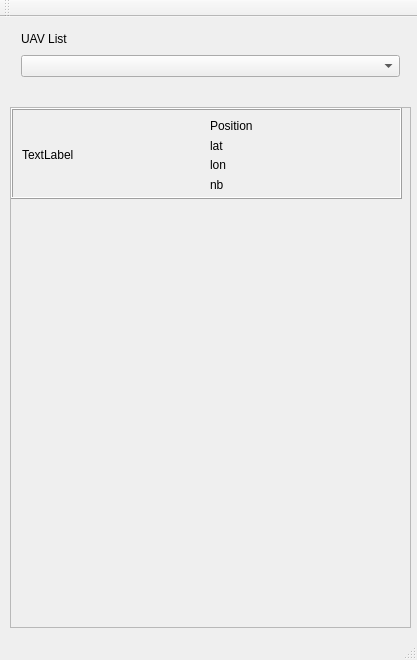
This is sw/ground_segment/python/mark_tracker/ui/mainwindow.ui in yannickj/paparazzi as Qt 5 draws it before an edit. The edited form follows.
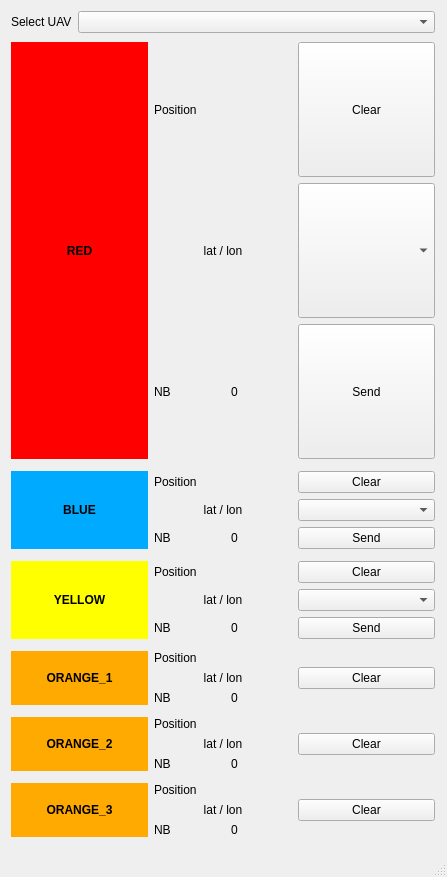
This is the edited form.

Commit message: improve hmi with color

Diff of the .ui file:
```diff
--- a/sw/ground_segment/python/mark_tracker/ui/mainwindow.ui
+++ b/sw/ground_segment/python/mark_tracker/ui/mainwindow.ui
@@ -2,14 +2,23 @@
 <ui version="4.0">
  <class>MainWindow</class>
  <widget class="QMainWindow" name="MainWindow">
+  <property name="enabled">
+   <bool>true</bool>
+  </property>
   <property name="geometry">
    <rect>
     <x>0</x>
     <y>0</y>
-    <width>417</width>
-    <height>660</height>
+    <width>447</width>
+    <height>877</height>
    </rect>
   </property>
+  <property name="sizePolicy">
+   <sizepolicy hsizetype="Fixed" vsizetype="Fixed">
+    <horstretch>0</horstretch>
+    <verstretch>0</verstretch>
+   </sizepolicy>
+  </property>
   <property name="windowTitle">
    <string>MarkTracker</string>
   </property>
@@ -17,135 +26,1021 @@
    <widget class="QWidget" name="verticalLayoutWidget">
     <property name="geometry">
      <rect>
-      <x>10</x>
+      <x>0</x>
       <y>0</y>
-      <width>401</width>
-      <height>71</height>
+      <width>446</width>
+      <height>851</height>
      </rect>
     </property>
     <layout class="QVBoxLayout" name="verticalLayout">
      <item>
-      <widget class="QLabel" name="label">
-       <property name="text">
-        <string>UAV List</string>
+      <layout class="QHBoxLayout" name="horizontalLayout_8">
+       <property name="sizeConstraint">
+        <enum>QLayout::SetDefaultConstraint</enum>
        </property>
-      </widget>
+       <item>
+        <widget class="QLabel" name="label_19">
+         <property name="sizePolicy">
+          <sizepolicy hsizetype="Fixed" vsizetype="Fixed">
+           <horstretch>0</horstretch>
+           <verstretch>0</verstretch>
+          </sizepolicy>
+         </property>
+         <property name="text">
+          <string>Select UAV</string>
+         </property>
+        </widget>
+       </item>
+       <item>
+        <widget class="QComboBox" name="combo_uav">
+         <property name="sizePolicy">
+          <sizepolicy hsizetype="Preferred" vsizetype="Fixed">
+           <horstretch>0</horstretch>
+           <verstretch>0</verstretch>
+          </sizepolicy>
+         </property>
+        </widget>
+       </item>
+      </layout>
      </item>
      <item>
-      <widget class="QComboBox" name="comboBox"/>
+      <layout class="QHBoxLayout" name="horizontalLayout_4">
+       <property name="topMargin">
+        <number>3</number>
+       </property>
+       <property name="bottomMargin">
+        <number>3</number>
+       </property>
+       <item>
+        <widget class="QLabel" name="label_3">
+         <property name="palette">
+          <palette>
+           <active>
+            <colorrole role="Base">
+             <brush brushstyle="SolidPattern">
+              <color alpha="255">
+               <red>252</red>
+               <green>252</green>
+               <blue>252</blue>
+              </color>
+             </brush>
+            </colorrole>
+            <colorrole role="Window">
+             <brush brushstyle="SolidPattern">
+              <color alpha="255">
+               <red>255</red>
+               <green>0</green>
+               <blue>0</blue>
+              </color>
+             </brush>
+            </colorrole>
+           </active>
+           <inactive>
+            <colorrole role="Base">
+             <brush brushstyle="SolidPattern">
+              <color alpha="255">
+               <red>252</red>
+               <green>252</green>
+               <blue>252</blue>
+              </color>
+             </brush>
+            </colorrole>
+            <colorrole role="Window">
+             <brush brushstyle="SolidPattern">
+              <color alpha="255">
+               <red>255</red>
+               <green>0</green>
+               <blue>0</blue>
+              </color>
+             </brush>
+            </colorrole>
+           </inactive>
+           <disabled>
+            <colorrole role="Base">
+             <brush brushstyle="SolidPattern">
+              <color alpha="255">
+               <red>255</red>
+               <green>0</green>
+               <blue>0</blue>
+              </color>
+             </brush>
+            </colorrole>
+            <colorrole role="Window">
+             <brush brushstyle="SolidPattern">
+              <color alpha="255">
+               <red>255</red>
+               <green>0</green>
+               <blue>0</blue>
+              </color>
+             </brush>
+            </colorrole>
+           </disabled>
+          </palette>
+         </property>
+         <property name="font">
+          <font>
+           <weight>75</weight>
+           <bold>true</bold>
+          </font>
+         </property>
+         <property name="autoFillBackground">
+          <bool>true</bool>
+         </property>
+         <property name="text">
+          <string>RED</string>
+         </property>
+         <property name="alignment">
+          <set>Qt::AlignCenter</set>
+         </property>
+        </widget>
+       </item>
+       <item>
+        <layout class="QVBoxLayout" name="verticalLayout_4">
+         <item>
+          <widget class="QLabel" name="label_5">
+           <property name="sizePolicy">
+            <sizepolicy hsizetype="Preferred" vsizetype="Preferred">
+             <horstretch>0</horstretch>
+             <verstretch>0</verstretch>
+            </sizepolicy>
+           </property>
+           <property name="text">
+            <string>Position</string>
+           </property>
+          </widget>
+         </item>
+         <item>
+          <widget class="QLabel" name="pos_red">
+           <property name="text">
+            <string>lat / lon</string>
+           </property>
+           <property name="alignment">
+            <set>Qt::AlignCenter</set>
+           </property>
+          </widget>
+         </item>
+         <item>
+          <layout class="QHBoxLayout" name="horizontalLayout_9">
+           <item>
+            <widget class="QLabel" name="label_6">
+             <property name="sizePolicy">
+              <sizepolicy hsizetype="Maximum" vsizetype="Preferred">
+               <horstretch>0</horstretch>
+               <verstretch>0</verstretch>
+              </sizepolicy>
+             </property>
+             <property name="text">
+              <string>NB</string>
+             </property>
+            </widget>
+           </item>
+           <item>
+            <widget class="QLabel" name="nb_red">
+             <property name="text">
+              <string>0</string>
+             </property>
+             <property name="alignment">
+              <set>Qt::AlignCenter</set>
+             </property>
+            </widget>
+           </item>
+          </layout>
+         </item>
+        </layout>
+       </item>
+       <item>
+        <layout class="QVBoxLayout" name="verticalLayout_5">
+         <item>
+          <widget class="QPushButton" name="clear_red">
+           <property name="sizePolicy">
+            <sizepolicy hsizetype="Minimum" vsizetype="Preferred">
+             <horstretch>0</horstretch>
+             <verstretch>0</verstretch>
+            </sizepolicy>
+           </property>
+           <property name="text">
+            <string>Clear</string>
+           </property>
+          </widget>
+         </item>
+         <item>
+          <widget class="QComboBox" name="combo_wp_red">
+           <property name="sizePolicy">
+            <sizepolicy hsizetype="Preferred" vsizetype="Preferred">
+             <horstretch>0</horstretch>
+             <verstretch>0</verstretch>
+            </sizepolicy>
+           </property>
+          </widget>
+         </item>
+         <item>
+          <widget class="QPushButton" name="send_red">
+           <property name="sizePolicy">
+            <sizepolicy hsizetype="Minimum" vsizetype="Preferred">
+             <horstretch>0</horstretch>
+             <verstretch>0</verstretch>
+            </sizepolicy>
+           </property>
+           <property name="text">
+            <string>Send</string>
+           </property>
+          </widget>
+         </item>
+        </layout>
+       </item>
+      </layout>
+     </item>
+     <item>
+      <layout class="QHBoxLayout" name="horizontalLayout">
+       <property name="sizeConstraint">
+        <enum>QLayout::SetDefaultConstraint</enum>
+       </property>
+       <property name="topMargin">
+        <number>3</number>
+       </property>
+       <property name="bottomMargin">
+        <number>3</number>
+       </property>
+       <item>
+        <widget class="QLabel" name="label">
+         <property name="sizePolicy">
+          <sizepolicy hsizetype="Preferred" vsizetype="Preferred">
+           <horstretch>0</horstretch>
+           <verstretch>0</verstretch>
+          </sizepolicy>
+         </property>
+         <property name="palette">
+          <palette>
+           <active>
+            <colorrole role="Base">
+             <brush brushstyle="SolidPattern">
+              <color alpha="255">
+               <red>252</red>
+               <green>252</green>
+               <blue>252</blue>
+              </color>
+             </brush>
+            </colorrole>
+            <colorrole role="Window">
+             <brush brushstyle="SolidPattern">
+              <color alpha="255">
+               <red>0</red>
+               <green>170</green>
+               <blue>255</blue>
+              </color>
+             </brush>
+            </colorrole>
+           </active>
+           <inactive>
+            <colorrole role="Base">
+             <brush brushstyle="SolidPattern">
+              <color alpha="255">
+               <red>252</red>
+               <green>252</green>
+               <blue>252</blue>
+              </color>
+             </brush>
+            </colorrole>
+            <colorrole role="Window">
+             <brush brushstyle="SolidPattern">
+              <color alpha="255">
+               <red>0</red>
+               <green>170</green>
+               <blue>255</blue>
+              </color>
+             </brush>
+            </colorrole>
+           </inactive>
+           <disabled>
+            <colorrole role="Base">
+             <brush brushstyle="SolidPattern">
+              <color alpha="255">
+               <red>0</red>
+               <green>170</green>
+               <blue>255</blue>
+              </color>
+             </brush>
+            </colorrole>
+            <colorrole role="Window">
+             <brush brushstyle="SolidPattern">
+              <color alpha="255">
+               <red>0</red>
+               <green>170</green>
+               <blue>255</blue>
+              </color>
+             </brush>
+            </colorrole>
+           </disabled>
+          </palette>
+         </property>
+         <property name="font">
+          <font>
+           <weight>75</weight>
+           <bold>true</bold>
+          </font>
+         </property>
+         <property name="autoFillBackground">
+          <bool>true</bool>
+         </property>
+         <property name="text">
+          <string>BLUE</string>
+         </property>
+         <property name="alignment">
+          <set>Qt::AlignCenter</set>
+         </property>
+        </widget>
+       </item>
+       <item>
+        <layout class="QVBoxLayout" name="verticalLayout_2">
+         <item>
+          <widget class="QLabel" name="label_2">
+           <property name="text">
+            <string>Position</string>
+           </property>
+          </widget>
+         </item>
+         <item>
+          <widget class="QLabel" name="pos_blue">
+           <property name="text">
+            <string>lat / lon</string>
+           </property>
+           <property name="alignment">
+            <set>Qt::AlignCenter</set>
+           </property>
+          </widget>
+         </item>
+         <item>
+          <layout class="QHBoxLayout" name="horizontalLayout_7">
+           <item>
+            <widget class="QLabel" name="label_4">
+             <property name="sizePolicy">
+              <sizepolicy hsizetype="Maximum" vsizetype="Preferred">
+               <horstretch>0</horstretch>
+               <verstretch>0</verstretch>
+              </sizepolicy>
+             </property>
+             <property name="text">
+              <string>NB</string>
+             </property>
+            </widget>
+           </item>
+           <item>
+            <widget class="QLabel" name="nb_blue">
+             <property name="text">
+              <string>0</string>
+             </property>
+             <property name="alignment">
+              <set>Qt::AlignCenter</set>
+             </property>
+            </widget>
+           </item>
+          </layout>
+         </item>
+        </layout>
+       </item>
+       <item>
+        <layout class="QVBoxLayout" name="verticalLayout_3">
+         <item>
+          <widget class="QPushButton" name="clear_blue">
+           <property name="text">
+            <string>Clear</string>
+           </property>
+          </widget>
+         </item>
+         <item>
+          <widget class="QComboBox" name="combo_wp_blue"/>
+         </item>
+         <item>
+          <widget class="QPushButton" name="send_blue">
+           <property name="text">
+            <string>Send</string>
+           </property>
+          </widget>
+         </item>
+        </layout>
+       </item>
+      </layout>
+     </item>
+     <item>
+      <layout class="QHBoxLayout" name="horizontalLayout_2">
+       <property name="topMargin">
+        <number>3</number>
+       </property>
+       <property name="bottomMargin">
+        <number>3</number>
+       </property>
+       <item>
+        <widget class="QLabel" name="label_7">
+         <property name="palette">
+          <palette>
+           <active>
+            <colorrole role="Base">
+             <brush brushstyle="SolidPattern">
+              <color alpha="255">
+               <red>252</red>
+               <green>252</green>
+               <blue>252</blue>
+              </color>
+             </brush>
+            </colorrole>
+            <colorrole role="Window">
+             <brush brushstyle="SolidPattern">
+              <color alpha="255">
+               <red>255</red>
+               <green>255</green>
+               <blue>0</blue>
+              </color>
+             </brush>
+            </colorrole>
+           </active>
+           <inactive>
+            <colorrole role="Base">
+             <brush brushstyle="SolidPattern">
+              <color alpha="255">
+               <red>252</red>
+               <green>252</green>
+               <blue>252</blue>
+              </color>
+             </brush>
+            </colorrole>
+            <colorrole role="Window">
+             <brush brushstyle="SolidPattern">
+              <color alpha="255">
+               <red>255</red>
+               <green>255</green>
+               <blue>0</blue>
+              </color>
+             </brush>
+            </colorrole>
+           </inactive>
+           <disabled>
+            <colorrole role="Base">
+             <brush brushstyle="SolidPattern">
+              <color alpha="255">
+               <red>255</red>
+               <green>255</green>
+               <blue>0</blue>
+              </color>
+             </brush>
+            </colorrole>
+            <colorrole role="Window">
+             <brush brushstyle="SolidPattern">
+              <color alpha="255">
+               <red>255</red>
+               <green>255</green>
+               <blue>0</blue>
+              </color>
+             </brush>
+            </colorrole>
+           </disabled>
+          </palette>
+         </property>
+         <property name="font">
+          <font>
+           <weight>75</weight>
+           <bold>true</bold>
+          </font>
+         </property>
+         <property name="autoFillBackground">
+          <bool>true</bool>
+         </property>
+         <property name="text">
+          <string>YELLOW</string>
+         </property>
+         <property name="alignment">
+          <set>Qt::AlignCenter</set>
+         </property>
+        </widget>
+       </item>
+       <item>
+        <layout class="QVBoxLayout" name="verticalLayout_6">
+         <item>
+          <widget class="QLabel" name="label_8">
+           <property name="text">
+            <string>Position</string>
+           </property>
+          </widget>
+         </item>
+         <item>
+          <widget class="QLabel" name="pos_yellow">
+           <property name="text">
+            <string>lat / lon</string>
+           </property>
+           <property name="alignment">
+            <set>Qt::AlignCenter</set>
+           </property>
+          </widget>
+         </item>
+         <item>
+          <layout class="QHBoxLayout" name="horizontalLayout_10">
+           <item>
+            <widget class="QLabel" name="label_9">
+             <property name="sizePolicy">
+              <sizepolicy hsizetype="Maximum" vsizetype="Preferred">
+               <horstretch>0</horstretch>
+               <verstretch>0</verstretch>
+              </sizepolicy>
+             </property>
+             <property name="text">
+              <string>NB</string>
+             </property>
+            </widget>
+           </item>
+           <item>
+            <widget class="QLabel" name="nb_yellow">
+             <property name="text">
+              <string>0</string>
+             </property>
+             <property name="alignment">
+              <set>Qt::AlignCenter</set>
+             </property>
+            </widget>
+           </item>
+          </layout>
+         </item>
+        </layout>
+       </item>
+       <item>
+        <layout class="QVBoxLayout" name="verticalLayout_7">
+         <item>
+          <widget class="QPushButton" name="clear_yellow">
+           <property name="text">
+            <string>Clear</string>
+           </property>
+          </widget>
+         </item>
+         <item>
+          <widget class="QComboBox" name="combo_wp_yellow"/>
+         </item>
+         <item>
+          <widget class="QPushButton" name="send_yellow">
+           <property name="text">
+            <string>Send</string>
+           </property>
+          </widget>
+         </item>
+        </layout>
+       </item>
+      </layout>
+     </item>
+     <item>
+      <layout class="QHBoxLayout" name="horizontalLayout_5">
+       <property name="topMargin">
+        <number>3</number>
+       </property>
+       <property name="bottomMargin">
+        <number>3</number>
+       </property>
+       <item>
+        <widget class="QLabel" name="label_13">
+         <property name="palette">
+          <palette>
+           <active>
+            <colorrole role="Base">
+             <brush brushstyle="SolidPattern">
+              <color alpha="255">
+               <red>252</red>
+               <green>252</green>
+               <blue>252</blue>
+              </color>
+             </brush>
+            </colorrole>
+            <colorrole role="Window">
+             <brush brushstyle="SolidPattern">
+              <color alpha="255">
+               <red>255</red>
+               <green>170</green>
+               <blue>0</blue>
+              </color>
+             </brush>
+            </colorrole>
+           </active>
+           <inactive>
+            <colorrole role="Base">
+             <brush brushstyle="SolidPattern">
+              <color alpha="255">
+               <red>252</red>
+               <green>252</green>
+               <blue>252</blue>
+              </color>
+             </brush>
+            </colorrole>
+            <colorrole role="Window">
+             <brush brushstyle="SolidPattern">
+              <color alpha="255">
+               <red>255</red>
+               <green>170</green>
+               <blue>0</blue>
+              </color>
+             </brush>
+            </colorrole>
+           </inactive>
+           <disabled>
+            <colorrole role="Base">
+             <brush brushstyle="SolidPattern">
+              <color alpha="255">
+               <red>255</red>
+               <green>170</green>
+               <blue>0</blue>
+              </color>
+             </brush>
+            </colorrole>
+            <colorrole role="Window">
+             <brush brushstyle="SolidPattern">
+              <color alpha="255">
+               <red>255</red>
+               <green>170</green>
+               <blue>0</blue>
+              </color>
+             </brush>
+            </colorrole>
+           </disabled>
+          </palette>
+         </property>
+         <property name="font">
+          <font>
+           <weight>75</weight>
+           <bold>true</bold>
+          </font>
+         </property>
+         <property name="autoFillBackground">
+          <bool>true</bool>
+         </property>
+         <property name="text">
+          <string>ORANGE_1</string>
+         </property>
+         <property name="alignment">
+          <set>Qt::AlignCenter</set>
+         </property>
+        </widget>
+       </item>
+       <item>
+        <layout class="QVBoxLayout" name="verticalLayout_10">
+         <item>
+          <widget class="QLabel" name="label_14">
+           <property name="text">
+            <string>Position</string>
+           </property>
+          </widget>
+         </item>
+         <item>
+          <widget class="QLabel" name="pos_orange_1">
+           <property name="text">
+            <string>lat / lon</string>
+           </property>
+           <property name="alignment">
+            <set>Qt::AlignCenter</set>
+           </property>
+          </widget>
+         </item>
+         <item>
+          <layout class="QHBoxLayout" name="horizontalLayout_11">
+           <item>
+            <widget class="QLabel" name="label_15">
+             <property name="sizePolicy">
+              <sizepolicy hsizetype="Maximum" vsizetype="Preferred">
+               <horstretch>0</horstretch>
+               <verstretch>0</verstretch>
+              </sizepolicy>
+             </property>
+             <property name="text">
+              <string>NB</string>
+             </property>
+            </widget>
+           </item>
+           <item>
+            <widget class="QLabel" name="nb_orange_1">
+             <property name="text">
+              <string>0</string>
+             </property>
+             <property name="alignment">
+              <set>Qt::AlignCenter</set>
+             </property>
+            </widget>
+           </item>
+          </layout>
+         </item>
+        </layout>
+       </item>
+       <item>
+        <layout class="QVBoxLayout" name="verticalLayout_11">
+         <item>
+          <widget class="QPushButton" name="clear_orange_1">
+           <property name="text">
+            <string>Clear</string>
+           </property>
+          </widget>
+         </item>
+        </layout>
+       </item>
+      </layout>
+     </item>
+     <item>
+      <layout class="QHBoxLayout" name="horizontalLayout_6">
+       <property name="topMargin">
+        <number>3</number>
+       </property>
+       <property name="bottomMargin">
+        <number>3</number>
+       </property>
+       <item>
+        <widget class="QLabel" name="label_16">
+         <property name="palette">
+          <palette>
+           <active>
+            <colorrole role="Base">
+             <brush brushstyle="SolidPattern">
+              <color alpha="255">
+               <red>252</red>
+               <green>252</green>
+               <blue>252</blue>
+              </color>
+             </brush>
+            </colorrole>
+            <colorrole role="Window">
+             <brush brushstyle="SolidPattern">
+              <color alpha="255">
+               <red>255</red>
+               <green>170</green>
+               <blue>0</blue>
+              </color>
+             </brush>
+            </colorrole>
+           </active>
+           <inactive>
+            <colorrole role="Base">
+             <brush brushstyle="SolidPattern">
+              <color alpha="255">
+               <red>252</red>
+               <green>252</green>
+               <blue>252</blue>
+              </color>
+             </brush>
+            </colorrole>
+            <colorrole role="Window">
+             <brush brushstyle="SolidPattern">
+              <color alpha="255">
+               <red>255</red>
+               <green>170</green>
+               <blue>0</blue>
+              </color>
+             </brush>
+            </colorrole>
+           </inactive>
+           <disabled>
+            <colorrole role="Base">
+             <brush brushstyle="SolidPattern">
+              <color alpha="255">
+               <red>255</red>
+               <green>170</green>
+               <blue>0</blue>
+              </color>
+             </brush>
+            </colorrole>
+            <colorrole role="Window">
+             <brush brushstyle="SolidPattern">
+              <color alpha="255">
+               <red>255</red>
+               <green>170</green>
+               <blue>0</blue>
+              </color>
+             </brush>
+            </colorrole>
+           </disabled>
+          </palette>
+         </property>
+         <property name="font">
+          <font>
+           <weight>75</weight>
+           <bold>true</bold>
+          </font>
+         </property>
+         <property name="autoFillBackground">
+          <bool>true</bool>
+         </property>
+         <property name="text">
+          <string>ORANGE_2</string>
+         </property>
+         <property name="alignment">
+          <set>Qt::AlignCenter</set>
+         </property>
+        </widget>
+       </item>
+       <item>
+        <layout class="QVBoxLayout" name="verticalLayout_12">
+         <item>
+          <widget class="QLabel" name="label_17">
+           <property name="text">
+            <string>Position</string>
+           </property>
+          </widget>
+         </item>
+         <item>
+          <widget class="QLabel" name="pos_orange_2">
+           <property name="text">
+            <string>lat / lon</string>
+           </property>
+           <property name="alignment">
+            <set>Qt::AlignCenter</set>
+           </property>
+          </widget>
+         </item>
+         <item>
+          <layout class="QHBoxLayout" name="horizontalLayout_12">
+           <item>
+            <widget class="QLabel" name="label_18">
+             <property name="sizePolicy">
+              <sizepolicy hsizetype="Maximum" vsizetype="Preferred">
+               <horstretch>0</horstretch>
+               <verstretch>0</verstretch>
+              </sizepolicy>
+             </property>
+             <property name="text">
+              <string>NB</string>
+             </property>
+            </widget>
+           </item>
+           <item>
+            <widget class="QLabel" name="nb_orange_2">
+             <property name="text">
+              <string>0</string>
+             </property>
+             <property name="alignment">
+              <set>Qt::AlignCenter</set>
+             </property>
+            </widget>
+           </item>
+          </layout>
+         </item>
+        </layout>
+       </item>
+       <item>
+        <layout class="QVBoxLayout" name="verticalLayout_13">
+         <item>
+          <widget class="QPushButton" name="clear_orange_2">
+           <property name="text">
+            <string>Clear</string>
+           </property>
+          </widget>
+         </item>
+        </layout>
+       </item>
+      </layout>
+     </item>
+     <item>
+      <layout class="QHBoxLayout" name="horizontalLayout_15">
+       <property name="topMargin">
+        <number>3</number>
+       </property>
+       <property name="bottomMargin">
+        <number>3</number>
+       </property>
+       <item>
+        <widget class="QLabel" name="label_23">
+         <property name="palette">
+          <palette>
+           <active>
+            <colorrole role="Base">
+             <brush brushstyle="SolidPattern">
+              <color alpha="255">
+               <red>252</red>
+               <green>252</green>
+               <blue>252</blue>
+              </color>
+             </brush>
+            </colorrole>
+            <colorrole role="Window">
+             <brush brushstyle="SolidPattern">
+              <color alpha="255">
+               <red>255</red>
+               <green>170</green>
+               <blue>0</blue>
+              </color>
+             </brush>
+            </colorrole>
+           </active>
+           <inactive>
+            <colorrole role="Base">
+             <brush brushstyle="SolidPattern">
+              <color alpha="255">
+               <red>252</red>
+               <green>252</green>
+               <blue>252</blue>
+              </color>
+             </brush>
+            </colorrole>
+            <colorrole role="Window">
+             <brush brushstyle="SolidPattern">
+              <color alpha="255">
+               <red>255</red>
+               <green>170</green>
+               <blue>0</blue>
+              </color>
+             </brush>
+            </colorrole>
+           </inactive>
+           <disabled>
+            <colorrole role="Base">
+             <brush brushstyle="SolidPattern">
+              <color alpha="255">
+               <red>255</red>
+               <green>170</green>
+               <blue>0</blue>
+              </color>
+             </brush>
+            </colorrole>
+            <colorrole role="Window">
+             <brush brushstyle="SolidPattern">
+              <color alpha="255">
+               <red>255</red>
+               <green>170</green>
+               <blue>0</blue>
+              </color>
+             </brush>
+            </colorrole>
+           </disabled>
+          </palette>
+         </property>
+         <property name="font">
+          <font>
+           <weight>75</weight>
+           <bold>true</bold>
+          </font>
+         </property>
+         <property name="autoFillBackground">
+          <bool>true</bool>
+         </property>
+         <property name="text">
+          <string>ORANGE_3</string>
+         </property>
+         <property name="alignment">
+          <set>Qt::AlignCenter</set>
+         </property>
+        </widget>
+       </item>
+       <item>
+        <layout class="QVBoxLayout" name="verticalLayout_16">
+         <item>
+          <widget class="QLabel" name="label_24">
+           <property name="text">
+            <string>Position</string>
+           </property>
+          </widget>
+         </item>
+         <item>
+          <widget class="QLabel" name="pos_orange_3">
+           <property name="text">
+            <string>lat / lon</string>
+           </property>
+           <property name="alignment">
+            <set>Qt::AlignCenter</set>
+           </property>
+          </widget>
+         </item>
+         <item>
+          <layout class="QHBoxLayout" name="horizontalLayout_16">
+           <item>
+            <widget class="QLabel" name="label_25">
+             <property name="sizePolicy">
+              <sizepolicy hsizetype="Maximum" vsizetype="Preferred">
+               <horstretch>0</horstretch>
+               <verstretch>0</verstretch>
+              </sizepolicy>
+             </property>
+             <property name="text">
+              <string>NB</string>
+             </property>
+            </widget>
+           </item>
+           <item>
+            <widget class="QLabel" name="nb_orange_3">
+             <property name="text">
+              <string>0</string>
+             </property>
+             <property name="alignment">
+              <set>Qt::AlignCenter</set>
+             </property>
+            </widget>
+           </item>
+          </layout>
+         </item>
+        </layout>
+       </item>
+       <item>
+        <layout class="QVBoxLayout" name="verticalLayout_17">
+         <item>
+          <widget class="QPushButton" name="clear_orange_3">
+           <property name="text">
+            <string>Clear</string>
+           </property>
+          </widget>
+         </item>
+        </layout>
+       </item>
+      </layout>
      </item>
     </layout>
    </widget>
-   <widget class="QScrollArea" name="scrollArea">
-    <property name="geometry">
-     <rect>
-      <x>10</x>
-      <y>90</y>
-      <width>401</width>
-      <height>521</height>
-     </rect>
-    </property>
-    <property name="widgetResizable">
-     <bool>true</bool>
-    </property>
-    <widget class="QWidget" name="scrollAreaWidgetContents">
-     <property name="geometry">
-      <rect>
-       <x>0</x>
-       <y>0</y>
-       <width>397</width>
-       <height>517</height>
-      </rect>
-     </property>
-     <widget class="QFrame" name="frame">
-      <property name="geometry">
-       <rect>
-        <x>0</x>
-        <y>0</y>
-        <width>391</width>
-        <height>91</height>
-       </rect>
-      </property>
-      <property name="sizePolicy">
-       <sizepolicy hsizetype="Expanding" vsizetype="Preferred">
-        <horstretch>0</horstretch>
-        <verstretch>0</verstretch>
-       </sizepolicy>
-      </property>
-      <property name="frameShape">
-       <enum>QFrame::Box</enum>
-      </property>
-      <property name="frameShadow">
-       <enum>QFrame::Raised</enum>
-      </property>
-      <widget class="QWidget" name="horizontalLayoutWidget">
-       <property name="geometry">
-        <rect>
-         <x>0</x>
-         <y>0</y>
-         <width>391</width>
-         <height>94</height>
-        </rect>
-       </property>
-       <layout class="QHBoxLayout" name="horizontalLayout">
-        <item>
-         <widget class="QLabel" name="label_2">
-          <property name="sizePolicy">
-           <sizepolicy hsizetype="Preferred" vsizetype="Preferred">
-            <horstretch>0</horstretch>
-            <verstretch>0</verstretch>
-           </sizepolicy>
-          </property>
-          <property name="text">
-           <string>TextLabel</string>
-          </property>
-         </widget>
-        </item>
-        <item>
-         <layout class="QVBoxLayout" name="verticalLayout_2">
-          <item>
-           <widget class="QLabel" name="label_3">
-            <property name="text">
-             <string>Position</string>
-            </property>
-           </widget>
-          </item>
-          <item>
-           <widget class="QLabel" name="lat">
-            <property name="text">
-             <string>lat</string>
-            </property>
-           </widget>
-          </item>
-          <item>
-           <widget class="QLabel" name="lon">
-            <property name="text">
-             <string>lon</string>
-            </property>
-           </widget>
-          </item>
-          <item>
-           <widget class="QLabel" name="nb">
-            <property name="text">
-             <string>nb</string>
-            </property>
-           </widget>
-          </item>
-         </layout>
-        </item>
-       </layout>
-      </widget>
-     </widget>
-    </widget>
-   </widget>
-  </widget>
-  <widget class="QToolBar" name="mainToolBar">
-   <attribute name="toolBarArea">
-    <enum>TopToolBarArea</enum>
-   </attribute>
-   <attribute name="toolBarBreak">
-    <bool>false</bool>
-   </attribute>
   </widget>
   <widget class="QStatusBar" name="statusBar"/>
  </widget>
```
